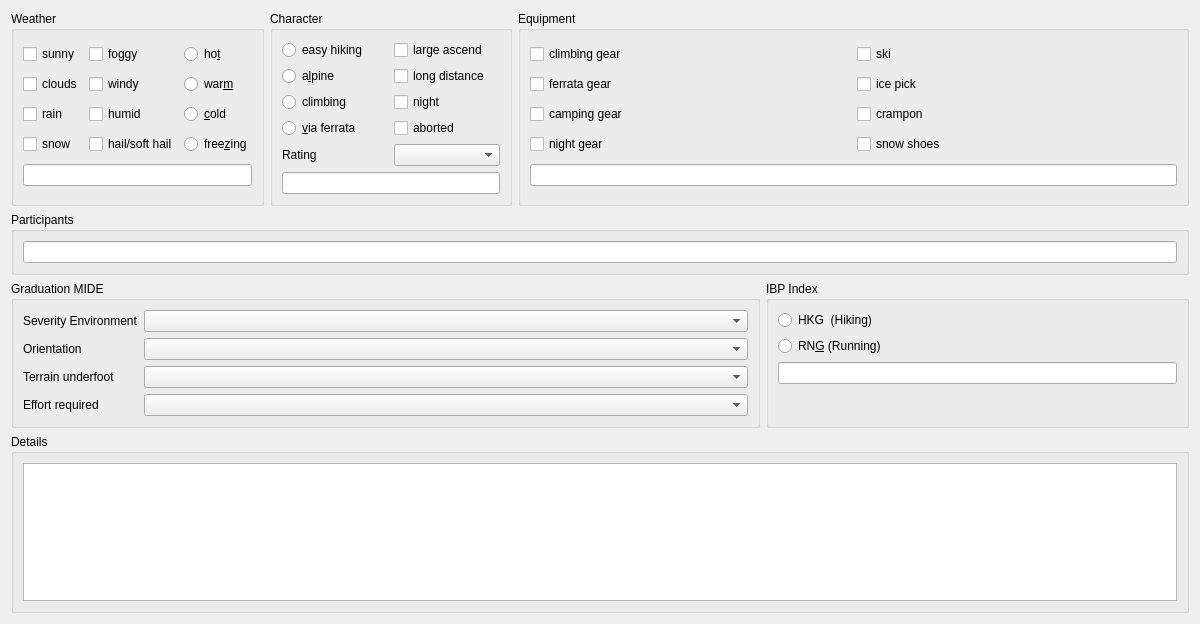
The window that src/qmapshack/templates/Hiking_Tour_Summary_(Advanced).ui (Maproom/qmapshack) describes before a commit, drawn with Qt 5.
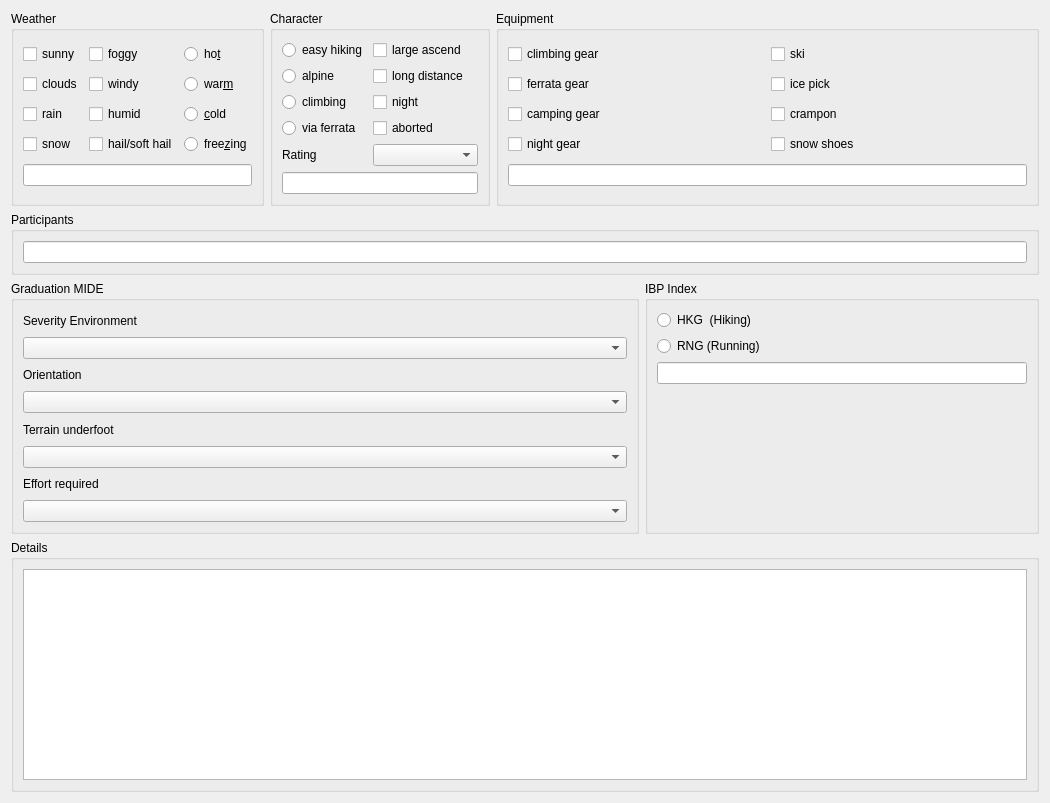
The same window after the commit.

The edit to the form file:
```diff
--- a/src/qmapshack/templates/Hiking_Tour_Summary_(Advanced).ui
+++ b/src/qmapshack/templates/Hiking_Tour_Summary_(Advanced).ui
@@ -6,8 +6,8 @@
    <rect>
     <x>0</x>
     <y>0</y>
-    <width>1200</width>
-    <height>624</height>
+    <width>1050</width>
+    <height>803</height>
    </rect>
   </property>
   <property name="windowTitle">
@@ -105,7 +105,7 @@
       <item row="1" column="0">
        <widget class="QRadioButton" name="radioButton_5">
         <property name="text">
-         <string>a&amp;lpine</string>
+         <string>alpine</string>
         </property>
        </widget>
       </item>
@@ -133,7 +133,7 @@
       <item row="3" column="0">
        <widget class="QRadioButton" name="radioButton_16">
         <property name="text">
-         <string>&amp;via ferrata</string>
+         <string>via ferrata</string>
         </property>
        </widget>
       </item>
@@ -322,15 +322,15 @@
      <property name="title">
       <string>Graduation MIDE</string>
      </property>
-     <layout class="QFormLayout" name="formLayout">
-      <item row="0" column="0">
+     <layout class="QVBoxLayout" name="verticalLayout_2">
+      <item>
        <widget class="QLabel" name="label">
         <property name="text">
          <string>Severity Environment</string>
         </property>
        </widget>
       </item>
-      <item row="0" column="1">
+      <item>
        <widget class="QComboBox" name="comboBox_6">
         <item>
          <property name="text">
@@ -364,7 +364,7 @@
         </item>
        </widget>
       </item>
-      <item row="1" column="0">
+      <item>
        <widget class="QLabel" name="label_4">
         <property name="minimumSize">
          <size>
@@ -383,7 +383,7 @@
         </property>
        </widget>
       </item>
-      <item row="1" column="1">
+      <item>
        <widget class="QComboBox" name="comboBox_2">
         <item>
          <property name="text">
@@ -417,14 +417,14 @@
         </item>
        </widget>
       </item>
-      <item row="2" column="0">
+      <item>
        <widget class="QLabel" name="label_3">
         <property name="text">
          <string>Terrain underfoot</string>
         </property>
        </widget>
       </item>
-      <item row="2" column="1">
+      <item>
        <widget class="QComboBox" name="comboBox_5">
         <item>
          <property name="text">
@@ -458,14 +458,14 @@
         </item>
        </widget>
       </item>
-      <item row="3" column="0">
+      <item>
        <widget class="QLabel" name="label_5">
         <property name="text">
          <string>Effort required </string>
         </property>
        </widget>
       </item>
-      <item row="3" column="1">
+      <item>
        <widget class="QComboBox" name="comboBox_3">
         <item>
          <property name="text">
@@ -524,7 +524,7 @@
       <item>
        <widget class="QRadioButton" name="radioButton_10">
         <property name="text">
-         <string>RN&amp;G (Running)</string>
+         <string>RNG (Running)</string>
         </property>
        </widget>
       </item>
```
Left out of the diff: 44 changed lines with no effect on the pictures.
